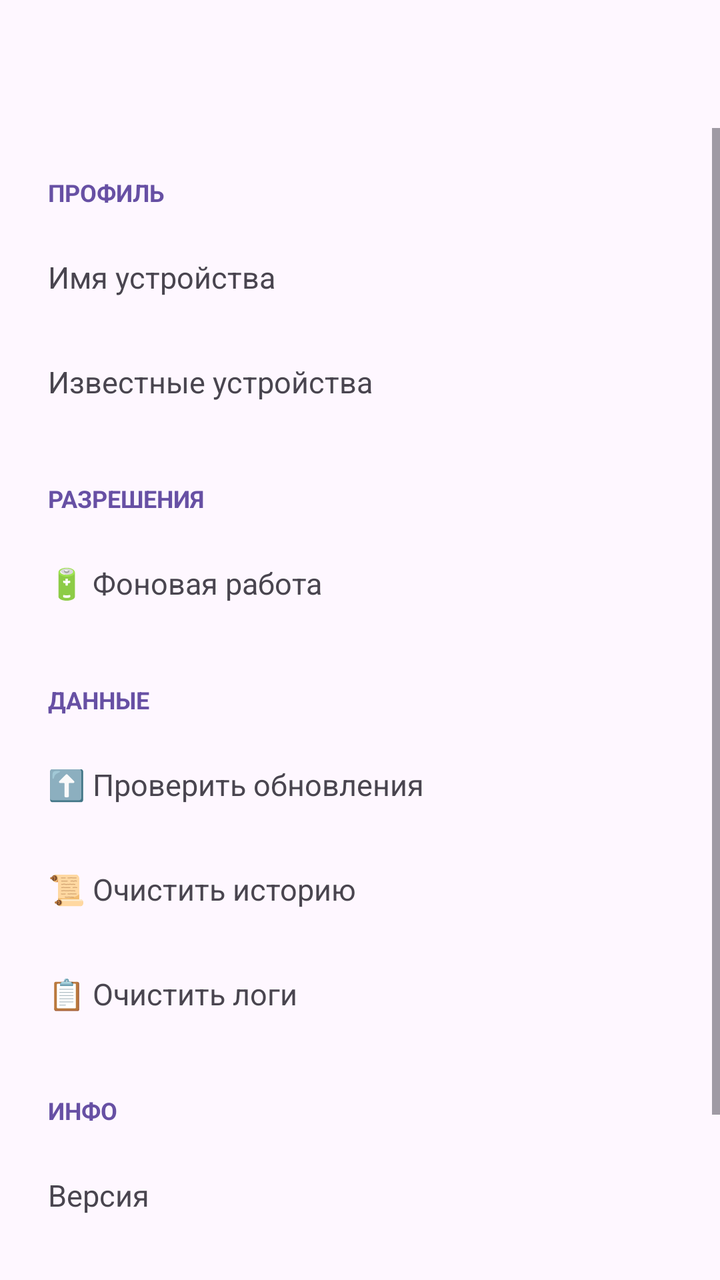
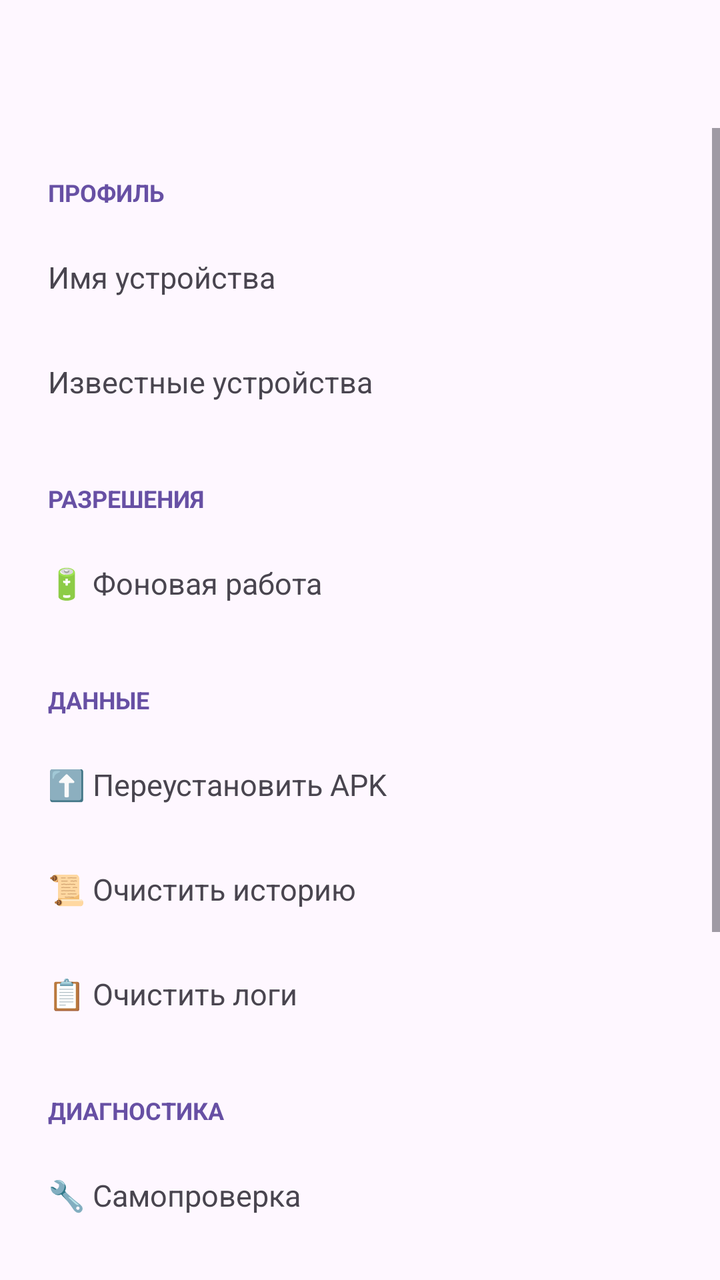

Compare the two renders of this Android layout. The source of the first and the diff that turns it into the second are given below.
<!-- AndroidManifest.xml: application theme Theme.Atom.Main -->
<!-- res/layout/activity_settings.xml -->
<?xml version="1.0" encoding="utf-8"?>
<LinearLayout xmlns:android="http://schemas.android.com/apk/res/android"
    android:layout_width="match_parent"
    android:layout_height="match_parent"
    android:orientation="vertical">

    <com.google.android.material.appbar.MaterialToolbar
        android:id="@+id/toolbar"
        android:layout_width="match_parent"
        android:layout_height="?attr/actionBarSize"
        android:title="⚙️ Настройки" />

    <ScrollView
        android:layout_width="match_parent"
        android:layout_height="0dp"
        android:layout_weight="1">

        <LinearLayout
            android:layout_width="match_parent"
            android:layout_height="wrap_content"
            android:orientation="vertical"
            android:padding="8dp">

            <TextView
                android:layout_width="match_parent"
                android:layout_height="wrap_content"
                android:paddingStart="16dp" android:paddingTop="16dp"
                android:paddingEnd="16dp" android:paddingBottom="8dp"
                android:text="ПРОФИЛЬ"
                android:textSize="12sp"
                android:textStyle="bold"
                android:textColor="?attr/colorPrimary" />

            <LinearLayout
                android:id="@+id/nameRow"
                android:layout_width="match_parent"
                android:layout_height="wrap_content"
                android:orientation="horizontal"
                android:padding="16dp"
                android:background="?attr/selectableItemBackground"
                android:clickable="true" android:focusable="true">
                <TextView
                    android:layout_width="0dp" android:layout_height="wrap_content"
                    android:layout_weight="1" android:text="Имя устройства" android:textSize="15sp" />
                <TextView
                    android:id="@+id/nameValue"
                    android:layout_width="wrap_content" android:layout_height="wrap_content"
                    android:textSize="15sp" android:textColor="?attr/colorPrimary" />
            </LinearLayout>

            <LinearLayout
                android:id="@+id/peersRow"
                android:layout_width="match_parent"
                android:layout_height="wrap_content"
                android:orientation="horizontal"
                android:padding="16dp"
                android:background="?attr/selectableItemBackground"
                android:clickable="true" android:focusable="true">
                <TextView
                    android:layout_width="0dp" android:layout_height="wrap_content"
                    android:layout_weight="1" android:text="Известные устройства" android:textSize="15sp" />
                <TextView
                    android:id="@+id/peersCount"
                    android:layout_width="wrap_content" android:layout_height="wrap_content"
                    android:textSize="15sp" android:textColor="?attr/colorPrimary" />
            </LinearLayout>

            <TextView
                android:layout_width="match_parent"
                android:layout_height="wrap_content"
                android:paddingStart="16dp" android:paddingTop="24dp"
                android:paddingEnd="16dp" android:paddingBottom="8dp"
                android:text="РАЗРЕШЕНИЯ"
                android:textSize="12sp"
                android:textStyle="bold"
                android:textColor="?attr/colorPrimary" />

            <LinearLayout
                android:id="@+id/batteryRow"
                android:layout_width="match_parent"
                android:layout_height="wrap_content"
                android:orientation="horizontal"
                android:padding="16dp"
                android:background="?attr/selectableItemBackground"
                android:clickable="true" android:focusable="true">
                <TextView
                    android:layout_width="0dp" android:layout_height="wrap_content"
                    android:layout_weight="1" android:text="🔋 Фоновая работа" android:textSize="15sp" />
                <TextView
                    android:id="@+id/batteryValue"
                    android:layout_width="wrap_content" android:layout_height="wrap_content"
                    android:textSize="14sp" android:textColor="?attr/colorPrimary" />
            </LinearLayout>

            <TextView
                android:layout_width="match_parent"
                android:layout_height="wrap_content"
                android:paddingStart="16dp" android:paddingTop="24dp"
                android:paddingEnd="16dp" android:paddingBottom="8dp"
                android:text="ДАННЫЕ"
                android:textSize="12sp"
                android:textStyle="bold"
                android:textColor="?attr/colorPrimary" />

            <LinearLayout
                android:id="@+id/forceUpdateRow"
                android:layout_width="match_parent"
                android:layout_height="wrap_content"
                android:orientation="horizontal"
                android:padding="16dp"
                android:background="?attr/selectableItemBackground"
                android:clickable="true" android:focusable="true">
                <TextView
                    android:layout_width="match_parent" android:layout_height="wrap_content"
                    android:text="⬆️ Проверить обновления" android:textSize="15sp" />
            </LinearLayout>

            <LinearLayout
                android:id="@+id/clearHistoryRow"
                android:layout_width="match_parent"
                android:layout_height="wrap_content"
                android:orientation="horizontal"
                android:padding="16dp"
                android:background="?attr/selectableItemBackground"
                android:clickable="true" android:focusable="true">
                <TextView
                    android:layout_width="match_parent" android:layout_height="wrap_content"
                    android:text="📜 Очистить историю" android:textSize="15sp" />
            </LinearLayout>

            <LinearLayout
                android:id="@+id/clearLogsRow"
                android:layout_width="match_parent"
                android:layout_height="wrap_content"
                android:orientation="horizontal"
                android:padding="16dp"
                android:background="?attr/selectableItemBackground"
                android:clickable="true" android:focusable="true">
                <TextView
                    android:layout_width="match_parent" android:layout_height="wrap_content"
                    android:text="📋 Очистить логи" android:textSize="15sp" />
            </LinearLayout>

            <TextView
                android:layout_width="match_parent"
                android:layout_height="wrap_content"
                android:paddingStart="16dp" android:paddingTop="24dp"
                android:paddingEnd="16dp" android:paddingBottom="8dp"
                android:text="ИНФО"
                android:textSize="12sp"
                android:textStyle="bold"
                android:textColor="?attr/colorPrimary" />

            <LinearLayout
                android:layout_width="match_parent"
                android:layout_height="wrap_content"
                android:orientation="horizontal"
                android:padding="16dp">
                <TextView
                    android:layout_width="0dp" android:layout_height="wrap_content"
                    android:layout_weight="1" android:text="Версия" android:textSize="15sp" />
                <TextView
                    android:id="@+id/buildValue"
                    android:layout_width="wrap_content" android:layout_height="wrap_content"
                    android:textSize="15sp" android:fontFamily="monospace" />
            </LinearLayout>

            <LinearLayout
                android:layout_width="match_parent"
                android:layout_height="wrap_content"
                android:orientation="horizontal"
                android:padding="16dp">
                <TextView
                    android:layout_width="0dp" android:layout_height="wrap_content"
                    android:layout_weight="1" android:text="Устройство" android:textSize="15sp" />
                <TextView
                    android:id="@+id/deviceValue"
                    android:layout_width="wrap_content" android:layout_height="wrap_content"
                    android:textSize="14sp" android:fontFamily="monospace" />
            </LinearLayout>

            <LinearLayout
                android:layout_width="match_parent"
                android:layout_height="wrap_content"
                android:orientation="horizontal"
                android:padding="16dp">
                <TextView
                    android:layout_width="0dp" android:layout_height="wrap_content"
                    android:layout_weight="1" android:text="MyId" android:textSize="15sp" />
                <TextView
                    android:id="@+id/myIdValue"
                    android:layout_width="wrap_content" android:layout_height="wrap_content"
                    android:textSize="14sp" android:fontFamily="monospace" />
            </LinearLayout>
        </LinearLayout>
    </ScrollView>
</LinearLayout>
<!-- resources referenced by this layout -->
<resources>
  <style name="Theme.Atom.Main" parent="Theme.Material3.DayNight.NoActionBar">
          <item name="android:statusBarColor">?attr/colorSurface</item>
          <item name="android:windowLightStatusBar" tools:targetApi="m">true</item>
      </style>
</resources>

<!-- the commit's change to res/layout/activity_settings.xml (unified diff, before → after) -->
@@ -112,7 +112,7 @@
                 android:clickable="true" android:focusable="true">
                 <TextView
                     android:layout_width="match_parent" android:layout_height="wrap_content"
-                    android:text="⬆️ Проверить обновления" android:textSize="15sp" />
+                    android:text="⬆️ Переустановить APK" android:textSize="15sp" />
             </LinearLayout>
 
             <LinearLayout
@@ -139,6 +139,42 @@
                 <TextView
                     android:layout_width="match_parent" android:layout_height="wrap_content"
                     android:text="📋 Очистить логи" android:textSize="15sp" />
+            </LinearLayout>
+
+            <TextView
+                android:layout_width="match_parent"
+                android:layout_height="wrap_content"
+                android:paddingStart="16dp" android:paddingTop="24dp"
+                android:paddingEnd="16dp" android:paddingBottom="8dp"
+                android:text="ДИАГНОСТИКА"
+                android:textSize="12sp"
+                android:textStyle="bold"
+                android:textColor="?attr/colorPrimary" />
+
+            <LinearLayout
+                android:id="@+id/selfTestRow"
+                android:layout_width="match_parent"
+                android:layout_height="wrap_content"
+                android:orientation="horizontal"
+                android:padding="16dp"
+                android:background="?attr/selectableItemBackground"
+                android:clickable="true" android:focusable="true">
+                <TextView
+                    android:layout_width="match_parent" android:layout_height="wrap_content"
+                    android:text="🔧 Самопроверка" android:textSize="15sp" />
+            </LinearLayout>
+
+            <LinearLayout
+                android:id="@+id/logViewerRow"
+                android:layout_width="match_parent"
+                android:layout_height="wrap_content"
+                android:orientation="horizontal"
+                android:padding="16dp"
+                android:background="?attr/selectableItemBackground"
+                android:clickable="true" android:focusable="true">
+                <TextView
+                    android:layout_width="match_parent" android:layout_height="wrap_content"
+                    android:text="📋 Логи + Самопроверка" android:textSize="15sp" />
             </LinearLayout>
 
             <TextView
